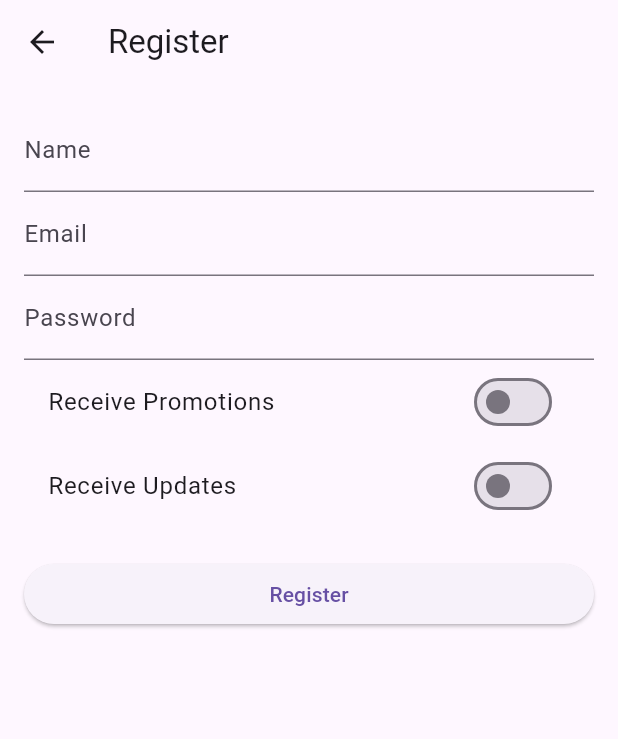
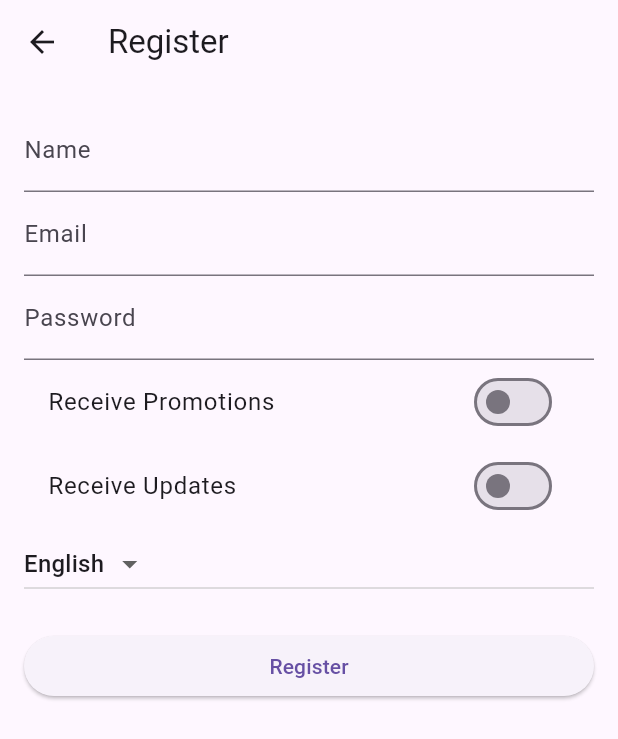
Before and after one commit to Bprathmesh/Notif-swift, a Flutter app: the screen it shows after launch, after a tap on "Create an account", on a phone screen of 412 x 824 dp. Shown: the top 739 px of the screen. Run offline on Flutter 3.47's test engine with Material 3 defaults, Android fonts, the phone set to English and light mode, and no system bars; our stand-ins replace cloud_firestore, cloud_functions, firebase_auth, firebase_core, firebase_messaging, flutter_local_notifications and 3 more; accounts and stored records are empty; network calls fail.

Commit message:
Fixed the localisation of language and all the bugs

```diff
--- a/lib/main.dart
+++ b/lib/main.dart
@@ -12,15 +12,22 @@ import 'services/notification_service.dart';
 import 'phoenix.dart';
 import 'package:provider/provider.dart';
 import 'package:mypushnotifications/providers/theme_provider.dart';
+import 'package:mypushnotifications/providers/language_provider.dart';
 
 void main() async {
   WidgetsFlutterBinding.ensureInitialized();
   await Firebase.initializeApp();
   await NotificationService().init();
+
   runApp(
-    ChangeNotifierProvider(
-      create: (_) => ThemeProvider(),
-      child: const Phoenix(child: MyApp()),
+    Phoenix(
+      child: MultiProvider(
+        providers: [
+          ChangeNotifierProvider(create: (_) => ThemeProvider()),
+          ChangeNotifierProvider(create: (_) => LanguageProvider()),
+        ],
+        child: const MyApp(),
+      ),
     ),
   );
 }
@@ -30,8 +37,8 @@ class MyApp extends StatelessWidget {
 
   @override
   Widget build(BuildContext context) {
-    return Consumer<ThemeProvider>(
-      builder: (context, themeProvider, child) {
+    return Consumer2<ThemeProvider, LanguageProvider>(
+      builder: (context, themeProvider, languageProvider, child) {
         return MaterialApp(
           title: 'Notification App',
           theme: themeProvider.lightTheme,
@@ -44,14 +51,14 @@ class MyApp extends StatelessWidget {
             GlobalCupertinoLocalizations.delegate,
           ],
           supportedLocales: S.delegate.supportedLocales,
-          locale: const Locale('en'),
+          locale: languageProvider.currentLocale,
           initialRoute: '/',
           routes: {
             '/': (context) => const Wrapper(),
             '/home': (context) => const HomePage(),
             '/sign_in': (context) => const SignInPage(),
             '/register': (context) => const RegisterPage(),
-            '/notification_history': (context) => NotificationHistoryPage(),
+            '/notification_history': (context) => const NotificationHistoryPage(),
             '/preferences': (context) => const PreferencesPage(),
           },
         );
--- a/lib/models/user.dart
+++ b/lib/models/user.dart
@@ -11,6 +11,7 @@ class User {
   final List<String> interests;
   final DateTime lastLogin;
   final DateTime createdAt;
+  final String preferredLanguage; // New field
 
   User({
     required this.id,
@@ -23,6 +24,7 @@ class User {
     required this.interests,
     required this.lastLogin,
     required this.createdAt,
+    required this.preferredLanguage, // New field
   });
 
   factory User.fromMap(Map<String, dynamic> map) {
@@ -37,6 +39,7 @@ class User {
       interests: List<String>.from(map['interests'] ?? []),
       lastLogin: (map['lastLogin'] as Timestamp?)?.toDate() ?? DateTime.now(),
       createdAt: (map['createdAt'] as Timestamp?)?.toDate() ?? DateTime.now(),
+      preferredLanguage: map['preferredLanguage'] as String? ?? 'en', // New field
     );
   }
 
@@ -52,6 +55,7 @@ class User {
       'interests': interests,
       'lastLogin': Timestamp.fromDate(lastLogin),
       'createdAt': Timestamp.fromDate(createdAt),
+      'preferredLanguage': preferredLanguage, // New field
     };
   }
 
@@ -63,6 +67,7 @@ class User {
     String? fcmToken,
     List<String>? interests,
     DateTime? lastLogin,
+    String? preferredLanguage, // New field
   }) {
     return User(
       id: id,
@@ -75,6 +80,7 @@ class User {
       interests: interests ?? this.interests,
       lastLogin: lastLogin ?? this.lastLogin,
       createdAt: createdAt,
+      preferredLanguage: preferredLanguage ?? this.preferredLanguage, // New field
     );
   }
 }
--- a/lib/pages/register_page.dart
+++ b/lib/pages/register_page.dart
@@ -2,6 +2,9 @@ import 'package:flutter/material.dart';
 import 'package:firebase_auth/firebase_auth.dart';
 import 'package:cloud_firestore/cloud_firestore.dart';
 import 'package:firebase_messaging/firebase_messaging.dart';
+import 'package:provider/provider.dart';
+import 'package:mypushnotifications/providers/language_provider.dart';
+import 'package:mypushnotifications/generated/l10n.dart';
 
 class RegisterPage extends StatefulWidget {
   const RegisterPage({super.key});
@@ -18,6 +21,7 @@ class _RegisterPageState extends State<RegisterPage> {
   bool _isLoading = false;
   bool _receivePromotions = false;
   bool _receiveUpdates = false;
+  String _selectedLanguage = 'en';
 
   Future<void> _register() async {
     if (_formKey.currentState!.validate()) {
@@ -40,12 +44,16 @@ class _RegisterPageState extends State<RegisterPage> {
           'receivePromotions': _receivePromotions,
           'receiveUpdates': _receiveUpdates,
           'createdAt': FieldValue.serverTimestamp(),
+          'preferredLanguage': _selectedLanguage,
         });
+
+        // Set the user's preferred language
+        Provider.of<LanguageProvider>(context, listen: false).setLocale(Locale(_selectedLanguage));
 
         Navigator.pushReplacementNamed(context, '/home');
       } catch (e) {
         ScaffoldMessenger.of(context).showSnackBar(
-          SnackBar(content: Text('Registration failed: $e')),
+          SnackBar(content: Text(S.of(context).registrationFailed(e.toString()))),
         );
       } finally {
         setState(() {
@@ -58,7 +66,7 @@ class _RegisterPageState extends State<RegisterPage> {
   @override
   Widget build(BuildContext context) {
     return Scaffold(
-      appBar: AppBar(title: const Text('Register')),
+      appBar: AppBar(title: Text(S.of(context).register)),
       body: SingleChildScrollView(
         padding: const EdgeInsets.all(16.0),
         child: Form(
@@ -68,22 +76,22 @@ class _RegisterPageState extends State<RegisterPage> {
             children: <Widget>[
               TextFormField(
                 controller: _nameController,
-                decoration: const InputDecoration(labelText: 'Name'),
-                validator: (value) => value!.isEmpty ? 'Please enter your name' : null,
+                decoration: InputDecoration(labelText: S.of(context).name),
+                validator: (value) => value!.isEmpty ? S.of(context).pleaseEnterName : null,
               ),
               TextFormField(
                 controller: _emailController,
-                decoration: const InputDecoration(labelText: 'Email'),
-                validator: (value) => value!.isEmpty ? 'Please enter an email' : null,
+                decoration: InputDecoration(labelText: S.of(context).email),
+                validator: (value) => value!.isEmpty ? S.of(context).pleaseEnterEmail : null,
               ),
               TextFormField(
                 controller: _passwordController,
-                decoration: const InputDecoration(labelText: 'Password'),
+                decoration: InputDecoration(labelText: S.of(context).password),
                 obscureText: true,
-                validator: (value) => value!.length < 6 ? 'Password must be at least 6 characters' : null,
+                validator: (value) => value!.length < 6 ? S.of(context).passwordMustBe6Chars : null,
               ),
               SwitchListTile(
-                title: const Text('Receive Promotions'),
+                title: Text(S.of(context).receivePromotions),
                 value: _receivePromotions,
                 onChanged: (bool value) {
                   setState(() {
@@ -92,11 +100,23 @@ class _RegisterPageState extends State<RegisterPage> {
                 },
               ),
               SwitchListTile(
-                title: const Text('Receive Updates'),
+                title: Text(S.of(context).receiveUpdates),
                 value: _receiveUpdates,
                 onChanged: (bool value) {
                   setState(() {
                     _receiveUpdates = value;
+                  });
+                },
+              ),
+              DropdownButton<String>(
+                value: _selectedLanguage,
+                items: [
+                  DropdownMenuItem(value: 'en', child: Text(S.of(context).english)),
+                  DropdownMenuItem(value: 'es', child: Text(S.of(context).spanish)),
+                ],
+                onChanged: (String? newValue) {
+                  setState(() {
+                    _selectedLanguage = newValue!;
                   });
                 },
               ),
@@ -105,7 +125,7 @@ class _RegisterPageState extends State<RegisterPage> {
                   ? const CircularProgressIndicator()
                   : ElevatedButton(
                       onPressed: _register,
-                      child: const Text('Register'),
+                      child: Text(S.of(context).register),
                     ),
             ],
           ),
--- a/lib/pages/sign_in_page.dart
+++ b/lib/pages/sign_in_page.dart
@@ -1,5 +1,8 @@
 import 'package:flutter/material.dart';
 import 'package:mypushnotifications/services/auth_service.dart';
+import 'package:provider/provider.dart';
+import 'package:mypushnotifications/providers/language_provider.dart';
+import 'package:mypushnotifications/generated/l10n.dart';
 
 class SignInPage extends StatefulWidget {
   const SignInPage({super.key});
@@ -13,6 +16,7 @@ class _SignInPageState extends State<SignInPage> {
   final _emailController = TextEditingController();
   final _passwordController = TextEditingController();
   bool _loading = false;
+  String _selectedLanguage = 'en';
 
   Future<void> _signIn() async {
     setState(() {
@@ -25,6 +29,9 @@ class _SignInPageState extends State<SignInPage> {
     try {
       final user = await _authService.signInWithEmailAndPassword(email, password);
       if (user != null) {
+        // Set the user's preferred language
+        Provider.of<LanguageProvider>(context, listen: false).setLocale(Locale(_selectedLanguage));
+
         // Navigate to HomePage if sign-in is successful
         Navigator.pushReplacementNamed(context, '/home');
       }
@@ -46,27 +53,27 @@ class _SignInPageState extends State<SignInPage> {
   Widget build(BuildContext context) {
     return Scaffold(
       appBar: AppBar(
-        title: const Text('Sign In'),
+        title: Text(S.of(context).signIn),
         elevation: 0,
-        backgroundColor:const Color.fromARGB(255, 177, 68, 255),
+        backgroundColor: const Color.fromARGB(255, 177, 68, 255),
       ),
       body: Padding(
         padding: const EdgeInsets.all(16.0),
         child: Column(
           mainAxisAlignment: MainAxisAlignment.center,
           children: [
-            const Text(
-              'Welcome Back!',
-              style: TextStyle(fontSize: 24, fontWeight: FontWeight.bold),
+            Text(
+              S.of(context).welcomeBack,
+              style: const TextStyle(fontSize: 24, fontWeight: FontWeight.bold),
             ),
             const SizedBox(height: 20),
             TextField(
               controller: _emailController,
-              decoration: const InputDecoration(
-                labelText: 'Email',
-                prefixIcon: Icon(Icons.email),
-                border: OutlineInputBorder(),
-                focusedBorder: OutlineInputBorder(
+              decoration: InputDecoration(
+                labelText: S.of(context).email,
+                prefixIcon: const Icon(Icons.email),
+                border: const OutlineInputBorder(),
+                focusedBorder: const OutlineInputBorder(
                   borderSide: BorderSide(color: Colors.blueAccent, width: 2.0),
                 ),
               ),
@@ -75,15 +82,28 @@ class _SignInPageState extends State<SignInPage> {
             const SizedBox(height: 16),
             TextField(
               controller: _passwordController,
-              decoration: const InputDecoration(
-                labelText: 'Password',
-                prefixIcon: Icon(Icons.lock),
-                border: OutlineInputBorder(),
-                focusedBorder: OutlineInputBorder(
+              decoration: InputDecoration(
+                labelText: S.of(context).password,
+                prefixIcon: const Icon(Icons.lock),
+                border: const OutlineInputBorder(),
+                focusedBorder: const OutlineInputBorder(
                   borderSide: BorderSide(color: Color(0xD2FF4444), width: 2.0),
                 ),
               ),
               obscureText: true,
+            ),
+            const SizedBox(height: 20),
+            DropdownButton<String>(
+              value: _selectedLanguage,
+              items: [
+                DropdownMenuItem(value: 'en', child: Text(S.of(context).english)),
+                DropdownMenuItem(value: 'es', child: Text(S.of(context).spanish)),
+              ],
+              onChanged: (String? newValue) {
+                setState(() {
+                  _selectedLanguage = newValue!;
+                });
+              },
             ),
             const SizedBox(height: 20),
             _loading
@@ -97,9 +117,9 @@ class _SignInPageState extends State<SignInPage> {
                         borderRadius: BorderRadius.circular(30),
                       ),
                     ),
-                    child: const Text(
-                      'Sign In',
-                      style: TextStyle(fontSize: 16, fontWeight: FontWeight.bold),
+                    child: Text(
+                      S.of(context).signIn,
+                      style: const TextStyle(fontSize: 16, fontWeight: FontWeight.bold),
                     ),
                   ),
             const SizedBox(height: 16),
@@ -110,7 +130,7 @@ class _SignInPageState extends State<SignInPage> {
               style: TextButton.styleFrom(
                 foregroundColor: const Color.fromARGB(255, 177, 68, 255),
               ),
-              child: const Text('Create an account'),
+              child: Text(S.of(context).createAccount),
             ),
           ],
         ),
--- /dev/null
+++ b/lib/providers/language_provider.dart
@@ -0,0 +1,30 @@
+import 'package:flutter/material.dart';
+import 'package:shared_preferences/shared_preferences.dart';
+
+class LanguageProvider with ChangeNotifier {
+  Locale _currentLocale = const Locale('en');
+
+  LanguageProvider() {
+    loadSavedLocale();
+  }
+
+  Locale get currentLocale => _currentLocale;
+
+  Future<void> loadSavedLocale() async {
+    final prefs = await SharedPreferences.getInstance();
+    final String languageCode = prefs.getString('languageCode') ?? 'en';
+    setLocale(Locale(languageCode));
+  }
+
+  void setLocale(Locale locale) {
+    if (!['en', 'es'].contains(locale.languageCode)) return;
+    _currentLocale = locale;
+    _saveLocale(locale.languageCode);
+    notifyListeners();
+  }
+
+  Future<void> _saveLocale(String languageCode) async {
+    final prefs = await SharedPreferences.getInstance();
+    await prefs.setString('languageCode', languageCode);
+  }
+}
```
Also changed, not shown: lib/l10n/intl_en.arb (+79 -2 lines), lib/l10n/intl_es.arb (+78 -2 lines), lib/pages/home_page.dart (+11 -11 lines), lib/pages/preferences_page.dart (+66 -19 lines), lib/services/notification_service.dart (+43 -36 lines), lib/generated/intl/messages_en.dart, lib/generated/intl/messages_es.dart, lib/generated/l10n.dart.
